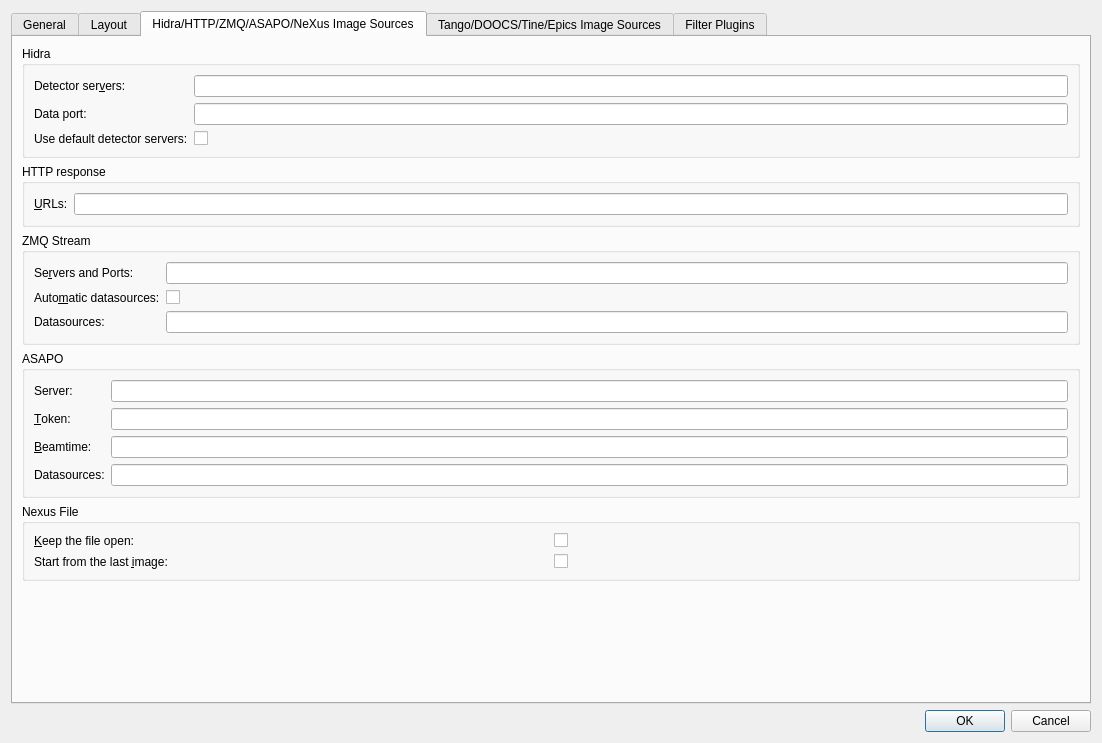
Qt form lavuelib/ui/ConfigDialog.ui (syncope/lavue) before a commit.
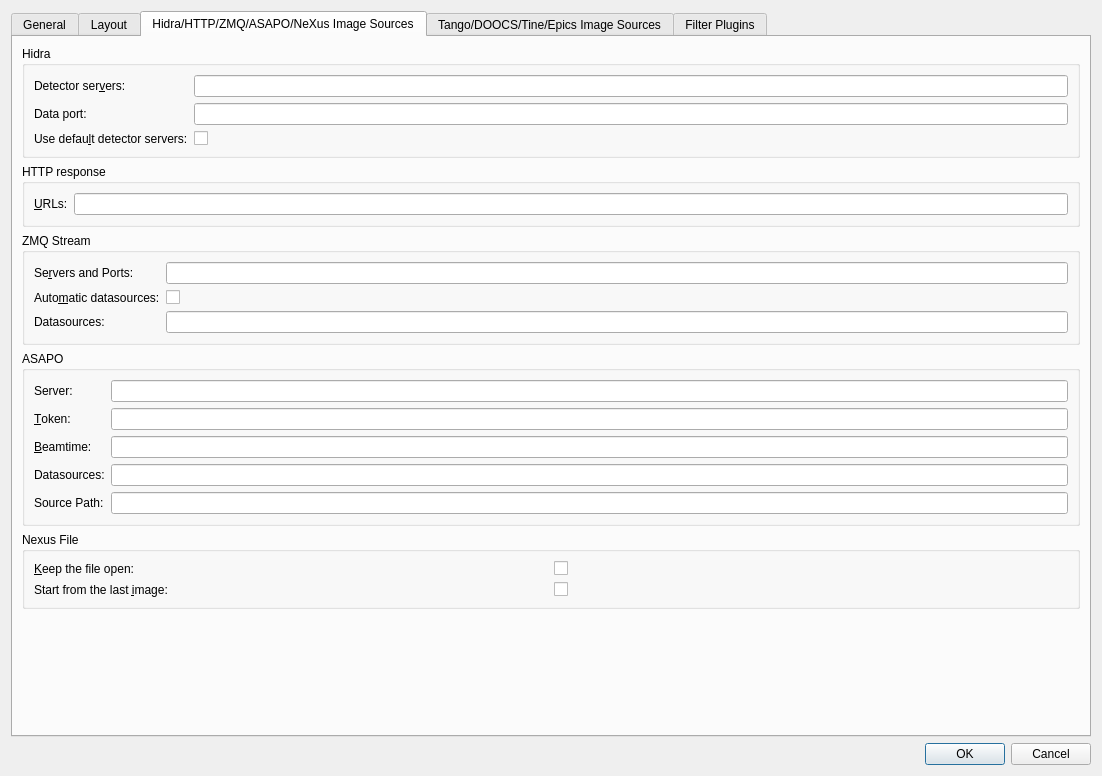
The same form after that commit. The open tabs and pages were chosen to show the change.

Commit message:
Issue 517: add sourcepath for asapo image source (#518)
* add sourcepath for asapo image source

* find fshas flag

```diff
--- a/lavuelib/ui/ConfigDialog.ui
+++ b/lavuelib/ui/ConfigDialog.ui
@@ -7,7 +7,7 @@
     <x>0</x>
     <y>0</y>
     <width>1102</width>
-    <height>743</height>
+    <height>776</height>
    </rect>
   </property>
   <property name="windowTitle">
@@ -1633,7 +1633,7 @@
                  <string>&lt;html&gt;&lt;head/&gt;&lt;body&gt;&lt;p&gt;use default hardcoded detector server names dedicated for DESY beamlines&lt;/p&gt;&lt;/body&gt;&lt;/html&gt;</string>
                 </property>
                 <property name="text">
-                 <string>Use default detector servers:</string>
+                 <string>Use defau&amp;lt detector servers:</string>
                 </property>
                 <property name="buddy">
                  <cstring>defdetserversCheckBox</cstring>
@@ -1826,6 +1826,26 @@
                 </property>
                </widget>
               </item>
+              <item row="4" column="1">
+               <widget class="QLineEdit" name="asaposourcepathLineEdit">
+                <property name="toolTip">
+                 <string>&lt;html&gt;&lt;head/&gt;&lt;body&gt;&lt;p&gt;The source path to  e.g. /asap3/petra3/gpfs/{beamline}/{year}/data/{beamtime}&lt;/p&gt;&lt;p&gt;Leave it empty if you want to retrieve data via asapo file transfer server&lt;/p&gt;&lt;/body&gt;&lt;/html&gt;</string>
+                </property>
+               </widget>
+              </item>
+              <item row="4" column="0">
+               <widget class="QLabel" name="asaposourcepathLabel">
+                <property name="toolTip">
+                 <string>&lt;html&gt;&lt;head/&gt;&lt;body&gt;&lt;p&gt;The source path to  e.g. /asap3/petra3/gpfs/{beamline}/{year}/data/{beamtime}&lt;/p&gt;&lt;p&gt;Leave it empty if you want to retrieve data via asapo file transfer server&lt;/p&gt;&lt;/body&gt;&lt;/html&gt;</string>
+                </property>
+                <property name="text">
+                 <string>Source Path:</string>
+                </property>
+                <property name="buddy">
+                 <cstring>asaposourcepathLineEdit</cstring>
+                </property>
+               </widget>
+              </item>
              </layout>
             </item>
            </layout>
```
Left out of the diff: 6 changed lines with no effect on the pictures. The commit also changes 10 other files.
